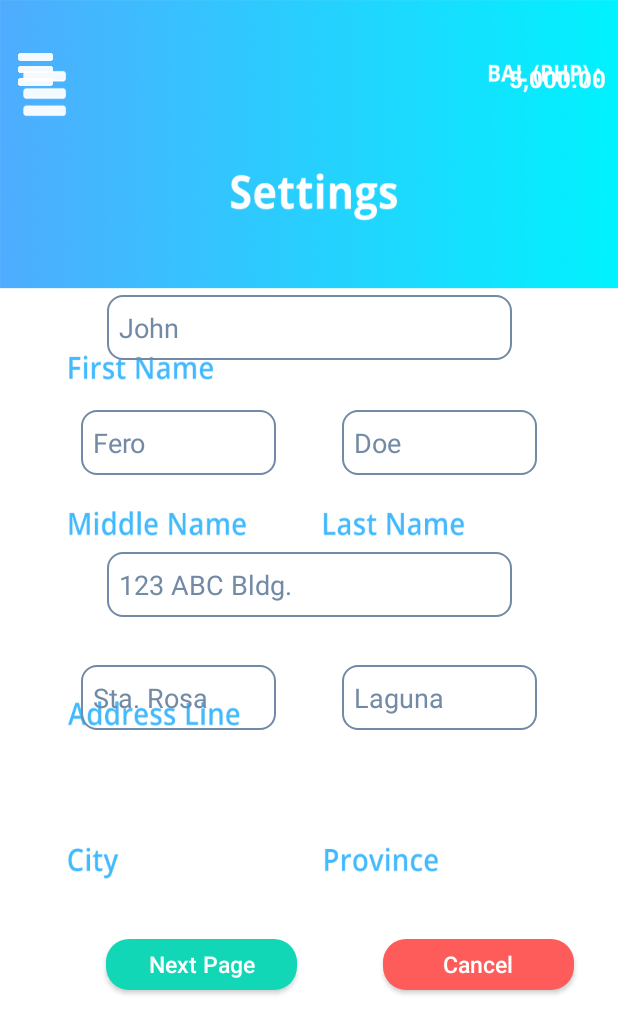
After one commit to jncorpuz/BitLoan, an Android app: the Settings_C_Merchant screen opened directly, with no data from a screen before it, on a phone screen of 412 x 824 dp. The commit adds this screen. Shown: the top 1034 px of the screen. Run offline under Robolectric (Android 15) with nearby library versions, the phone set to English and light mode, and no system bars.

Commit message:
Added Settings Modules

```diff
--- a/app/src/main/AndroidManifest.xml
+++ b/app/src/main/AndroidManifest.xml
@@ -43,6 +43,10 @@
         <activity android:name=".Merchant.NFC_Merchant" />
         <activity android:name=".Merchant.Settings_Menu_Merchant" />
         <activity android:name=".Merchant.Transactions_Merchant" />
+        <activity android:name=".Merchant.Settings_A_Merchant" />
+        <activity android:name=".Merchant.Settings_B_Merchant" />
+        <activity android:name=".Merchant.Settings_C_Merchant" />
+        <activity android:name=".Merchant.Settings_D_Merchant" />
     </application>
 
 </manifest>
--- /dev/null
+++ b/app/src/main/java/com/mayors/loditech/bitloan/Merchant/Settings_C_Merchant.java
@@ -0,0 +1,14 @@
+package com.mayors.loditech.bitloan.Merchant;
+
+import android.os.Bundle;
+
+import com.mayors.loditech.bitloan.R;
+
+public class Settings_C_Merchant extends BaseDrawerActivityMerchant {
+    @Override
+    protected void onCreate(Bundle savedInstanceState) {
+        super.onCreate(savedInstanceState);
+        getLayoutInflater().inflate(R.layout.settings_c_merchant, frameLayout);
+        setTitle("Settings C");
+    }
+}
--- /dev/null
+++ b/app/src/main/res/layout/settings_c_merchant.xml
@@ -0,0 +1,195 @@
+<?xml version="1.0" encoding="utf-8"?>
+<android.support.constraint.ConstraintLayout
+    xmlns:android="http://schemas.android.com/apk/res/android"
+    xmlns:app="http://schemas.android.com/apk/res-auto"
+    xmlns:tools="http://schemas.android.com/tools"
+    android:layout_width="match_parent"
+    android:layout_height="match_parent"
+    android:background="@drawable/settings_c">
+
+    <TextView
+        android:id="@+id/txtBalance"
+        android:layout_width="127dp"
+        android:layout_height="wrap_content"
+        android:layout_marginBottom="87dp"
+        android:layout_marginEnd="8dp"
+        android:layout_marginLeft="158dp"
+        android:layout_marginRight="8dp"
+        android:layout_marginStart="158dp"
+        android:layout_marginTop="41dp"
+        android:gravity="right"
+        android:text="5,000.00"
+        android:textColor="@android:color/background_light"
+        android:textSize="16sp"
+        android:textStyle="bold"
+        app:layout_constraintBottom_toTopOf="@+id/tableLayout"
+        app:layout_constraintEnd_toEndOf="parent"
+        app:layout_constraintStart_toEndOf="@+id/btnBack11"
+        app:layout_constraintTop_toTopOf="parent" />
+
+    <ImageView
+        android:id="@+id/btnBack9"
+        android:layout_width="23dp"
+        android:layout_height="22dp"
+        android:layout_marginLeft="12dp"
+        android:layout_marginStart="12dp"
+        android:layout_marginTop="35dp"
+        android:adjustViewBounds="true"
+        app:layout_constraintStart_toStartOf="parent"
+        app:layout_constraintTop_toTopOf="parent"
+        app:srcCompat="@drawable/menu" />
+
+    <Button
+        android:id="@+id/btnNextPage"
+        android:layout_width="127dp"
+        android:layout_height="34dp"
+        android:layout_marginBottom="58dp"
+        android:layout_marginEnd="16dp"
+        android:layout_marginLeft="29dp"
+        android:layout_marginRight="16dp"
+        android:layout_marginStart="29dp"
+        android:layout_marginTop="33dp"
+        android:background="@drawable/yesbtn"
+        android:onClick="NextPage_onClick"
+        android:text="Next Page"
+        android:textAllCaps="false"
+        android:textColor="@android:color/background_light"
+        android:textSize="15sp"
+        app:layout_constraintBottom_toBottomOf="parent"
+        app:layout_constraintEnd_toStartOf="@+id/btnCancel"
+        app:layout_constraintStart_toStartOf="parent"
+        app:layout_constraintTop_toBottomOf="@+id/txtCity" />
+
+    <Button
+        android:id="@+id/btnCancel"
+        android:layout_width="127dp"
+        android:layout_height="34dp"
+        android:layout_marginBottom="58dp"
+        android:layout_marginEnd="29dp"
+        android:layout_marginRight="29dp"
+        android:layout_marginTop="33dp"
+        android:background="@drawable/nobtn"
+        android:text="Cancel"
+        android:textAllCaps="false"
+        android:textColor="@android:color/background_light"
+        android:textSize="15sp"
+        android:onClick="Cancel_onClick"
+        app:layout_constraintBottom_toBottomOf="parent"
+        app:layout_constraintEnd_toEndOf="parent"
+        app:layout_constraintTop_toBottomOf="@+id/txtProvince" />
+
+    <EditText
+        android:id="@+id/txtProvince"
+        android:layout_width="130dp"
+        android:layout_height="43dp"
+        android:layout_marginEnd="29dp"
+        android:layout_marginLeft="10dp"
+        android:layout_marginRight="29dp"
+        android:layout_marginStart="10dp"
+        android:layout_marginTop="32dp"
+        android:background="@drawable/transparentboxb"
+        android:ems="10"
+        android:hint="Laguna"
+        android:inputType="text"
+        android:padding="8dp"
+        android:textColorHint="#728aa5"
+        app:layout_constraintEnd_toEndOf="parent"
+        app:layout_constraintStart_toEndOf="@+id/txtCity"
+        app:layout_constraintTop_toBottomOf="@+id/txtEnterpriseDescription" />
+
+    <EditText
+        android:id="@+id/txtCity"
+        android:layout_width="130dp"
+        android:layout_height="43dp"
+        android:layout_marginEnd="10dp"
+        android:layout_marginLeft="29dp"
+        android:layout_marginRight="10dp"
+        android:layout_marginStart="29dp"
+        android:layout_marginTop="32dp"
+        android:background="@drawable/transparentboxb"
+        android:ems="10"
+        android:hint="Sta. Rosa"
+        android:inputType="text"
+        android:padding="8dp"
+        android:textColorHint="#728aa5"
+        app:layout_constraintEnd_toStartOf="@+id/txtProvince"
+        app:layout_constraintStart_toStartOf="parent"
+        app:layout_constraintTop_toBottomOf="@+id/txtEnterpriseDescription" />
+
+    <EditText
+        android:id="@+id/txtLastName"
+        android:layout_width="130dp"
+        android:layout_height="43dp"
+        android:layout_marginEnd="29dp"
+        android:layout_marginLeft="10dp"
+        android:layout_marginRight="29dp"
+        android:layout_marginStart="10dp"
+        android:layout_marginTop="33dp"
+        android:background="@drawable/transparentboxb"
+        android:ems="10"
+        android:hint="Doe"
+        android:inputType="textPersonName"
+        android:padding="8dp"
+        android:textColorHint="#728aa5"
+        app:layout_constraintEnd_toEndOf="parent"
+        app:layout_constraintStart_toEndOf="@+id/txtEnterpriseAddress"
+        app:layout_constraintTop_toBottomOf="@+id/txtEnterpriseName" />
+
+    <EditText
+        android:id="@+id/txtEnterpriseAddress"
+        android:layout_width="130dp"
+        android:layout_height="43dp"
+        android:layout_marginEnd="10dp"
+        android:layout_marginLeft="29dp"
+        android:layout_marginRight="10dp"
+        android:layout_marginStart="29dp"
+        android:layout_marginTop="33dp"
+        android:background="@drawable/transparentboxb"
+        android:ems="10"
+        android:hint="Fero"
+        android:inputType="textPersonName"
+        android:padding="8dp"
+        android:textColorHint="#728aa5"
+        app:layout_constraintEnd_toStartOf="@+id/txtLastName"
+        app:layout_constraintStart_toStartOf="parent"
+        app:layout_constraintTop_toBottomOf="@+id/txtEnterpriseName" />
+
+    <EditText
+        android:id="@+id/txtEnterpriseName"
+        android:layout_width="270dp"
+        android:layout_height="43dp"
+        android:layout_marginEnd="29dp"
+        android:layout_marginLeft="29dp"
+        android:layout_marginRight="29dp"
+        android:layout_marginStart="29dp"
+        android:layout_marginTop="133dp"
+        android:background="@drawable/transparentboxb"
+        android:ems="10"
+        android:hint="John"
+        android:inputType="textPersonName"
+        android:padding="8dp"
+        android:textColorHint="#728aa5"
+        app:layout_constraintEnd_toEndOf="parent"
+        app:layout_constraintStart_toStartOf="parent"
+        app:layout_constraintTop_toBottomOf="@+id/txtBalance" />
+
+    <EditText
+        android:id="@+id/txtEnterpriseDescription"
+        android:layout_width="270dp"
+        android:layout_height="43dp"
+        android:layout_marginEnd="29dp"
+        android:layout_marginLeft="29dp"
+        android:layout_marginRight="29dp"
+        android:layout_marginStart="29dp"
+        android:layout_marginTop="51dp"
+        android:background="@drawable/transparentboxb"
+        android:ems="10"
+        android:hint="123 ABC Bldg."
+        android:inputType="textPostalAddress"
+        android:padding="8dp"
+        android:textColorHint="#728aa5"
+        app:layout_constraintEnd_toEndOf="parent"
+        app:layout_constraintStart_toStartOf="parent"
+        app:layout_constraintTop_toBottomOf="@+id/txtLastName" />
+
+</android.support.constraint.ConstraintLayout>
--- a/app/src/main/res/layout/settings_menu_merchant.xml
+++ b/app/src/main/res/layout/settings_menu_merchant.xml
@@ -67,10 +67,10 @@
         app:layout_constraintBottom_toTopOf="@+id/button11"
         app:layout_constraintEnd_toEndOf="parent"
         app:layout_constraintStart_toStartOf="parent"
-        app:layout_constraintTop_toBottomOf="@+id/button9" />
+        app:layout_constraintTop_toBottomOf="@+id/cmdChangeEmailMerchant" />
 
     <Button
-        android:id="@+id/button9"
+        android:id="@+id/cmdChangeEmailMerchant"
         android:layout_width="235dp"
         android:layout_height="50dp"
         android:layout_marginBottom="17dp"
@@ -84,7 +84,7 @@
         android:textAllCaps="false"
         android:textColor="@android:color/background_light"
         android:textSize="18sp"
-        android:onClick="ChangeEmailAddress_onClick"
+        android:onClick="cmdChangeEmail_Merchant"
         app:layout_constraintBottom_toTopOf="@+id/button10"
         app:layout_constraintEnd_toEndOf="parent"
         app:layout_constraintStart_toStartOf="parent"
```
Also changed, not shown: app/src/main/java/com/mayors/loditech/bitloan/Merchant/Settings_A_Merchant.java (added, +14 -0 lines), app/src/main/java/com/mayors/loditech/bitloan/Merchant/Settings_B_Merchant.java (added, +14 -0 lines), app/src/main/java/com/mayors/loditech/bitloan/Merchant/Settings_D_Merchant.java (added, +14 -0 lines), app/src/main/java/com/mayors/loditech/bitloan/Merchant/Settings_Menu_Merchant.java (+21 -0 lines), app/src/main/res/layout/settings_a_merchant.xml (added, +118 -0 lines), app/src/main/res/layout/settings_b_merchant.xml (added, +140 -0 lines), app/src/main/res/layout/settings_d_merchant.xml (added, +133 -0 lines), app/src/main/res/drawable-v21/settings_c_2.jpg (added).
